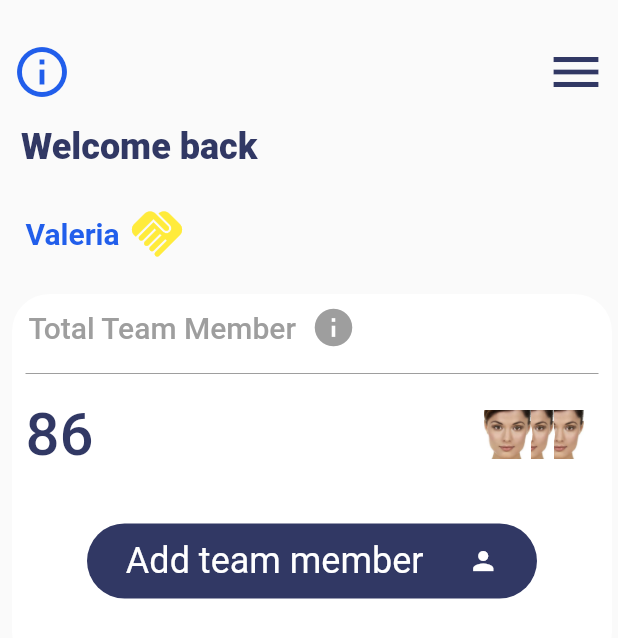
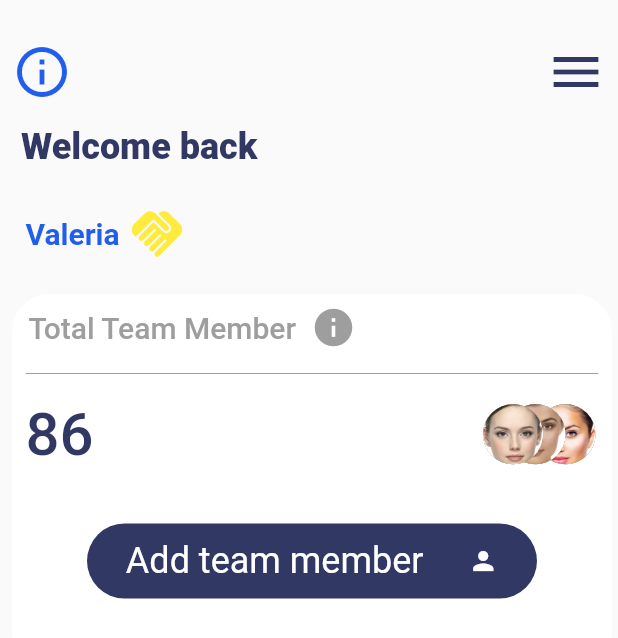
Before and after one commit to HanaDeveloperPublic/hw_6, a Flutter app: the screen it shows after launch, on a phone screen of 412 x 824 dp. Shown: the top 638 px of the screen. Run offline on Flutter 3.47's test engine with Material 2 defaults, Android fonts, the phone set to English and light mode, and no system bars.

```diff
--- a/lib/pages/home.dart
+++ b/lib/pages/home.dart
@@ -132,55 +132,43 @@ class Home extends StatelessWidget {
                           child: Padding(
                               padding: const EdgeInsets.all(0.0),
                               child: Stack(
-                                children: [
+                                children: const [
                                   Padding(
-                                    padding: const EdgeInsets.only(left: 50.0),
-                                    child: Container(
-                                      decoration: const BoxDecoration(
-                                        borderRadius: BorderRadius.all(Radius.circular(25)),
-                                        color: Colors.white,
-                                      ),
-                                      width: 33,
-                                      height: 33,
-                                      child: Image.asset(
-                                        "assets/images/face_2.jpeg",
-                                        width: 32,
-                                        height: 32,
+                                      padding: EdgeInsets.only(left: 50.0),
+                                      child: CircleAvatar(
+                                        backgroundColor: Colors.black,
+                                        radius: 20,
+                                        child: CircleAvatar(
+                                          radius: 50,
+                                          backgroundImage: AssetImage(
+                                            "assets/images/face_1.jpeg",
                                           ),
                                         ),
-                                  ),
+                                      )),
                                   Padding(
-                                    padding: const EdgeInsets.only(left: 30.0),
-                                    child: Container(
-                                      decoration: const BoxDecoration(
-                                        borderRadius: BorderRadius.all(Radius.circular(25)),
-                                        color: Colors.white,
-                                      ),
-                                      width: 33,
-                                      height: 33,
-                                      child: Image.asset(
+                                      padding: EdgeInsets.only(left: 30.0),
+                                      child: CircleAvatar(
+                                        backgroundColor: Colors.black,
+                                        radius: 20,
+                                        child: CircleAvatar(
+                                          radius: 50,
+                                          backgroundImage: AssetImage(
                                             "assets/images/face_2.jpeg",
-                                        width: 32,
-                                        height: 32,
                                           ),
                                         ),
-                                  ),
+                                      )),
                                   Padding(
-                                    padding: const EdgeInsets.only(left: 15.0),
-                                    child: Container(
-                                      decoration: const BoxDecoration(
-                                        borderRadius: BorderRadius.all(Radius.circular(25)),
-                                        color: Colors.white,
-                                      ),
-                                      width: 33,
-                                      height: 33,
-                                      child: Image.asset(
-                                        "assets/images/face_2.jpeg",
-                                        width: 32,
-                                        height: 32,
+                                      padding: EdgeInsets.only(left: 15.0),
+                                      child: CircleAvatar(
+                                        backgroundColor: Colors.black,
+                                        radius: 20,
+                                        child: CircleAvatar(
+                                          radius: 50,
+                                          backgroundImage: AssetImage(
+                                            "assets/images/face_3.jpeg",
                                           ),
                                         ),
-                                  ),
+                                      )),
                                 ],
                               )),
                         )
```
Lines whose indentation alone changed are shown as unchanged.
